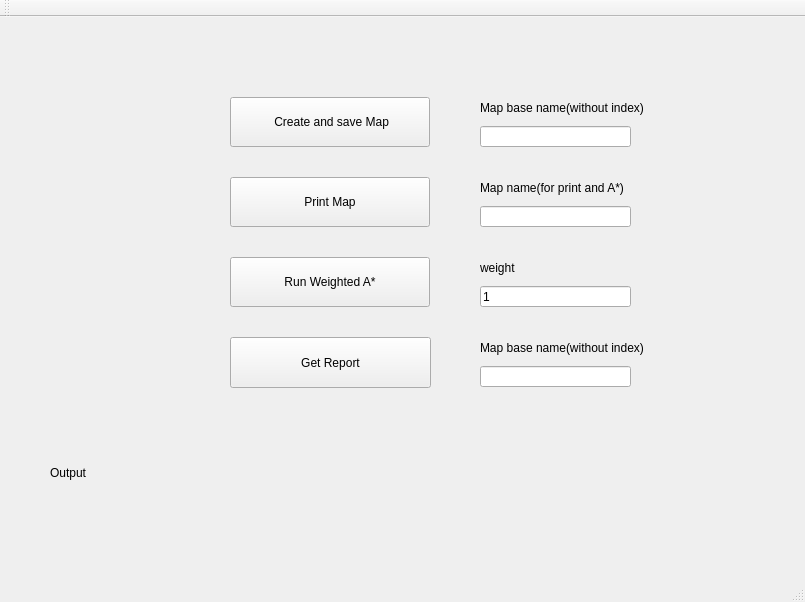
chx383141801/cs520Proj1, file Project1/mainwindow.ui: the form before one commit.
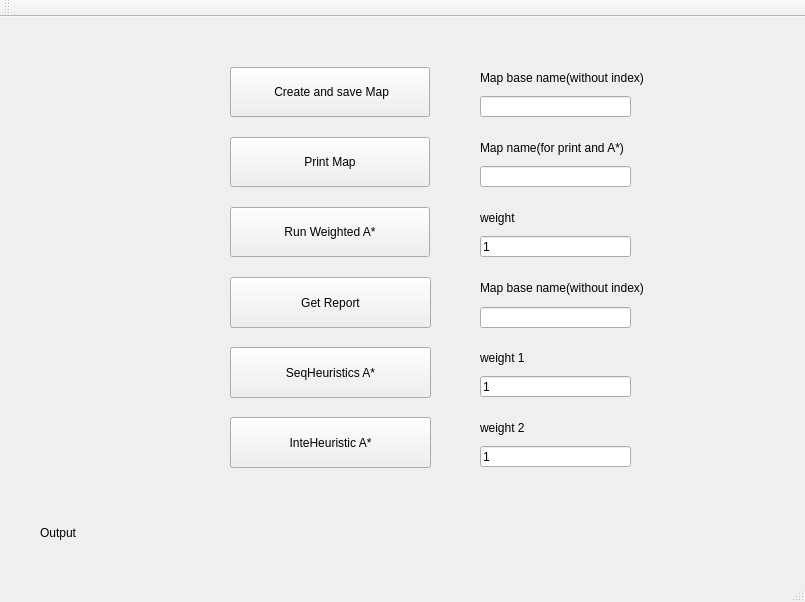
The form after the commit.

```diff
--- a/Project1/mainwindow.ui
+++ b/Project1/mainwindow.ui
@@ -24,7 +24,7 @@
     <property name="geometry">
      <rect>
       <x>230</x>
-      <y>80</y>
+      <y>50</y>
       <width>200</width>
       <height>50</height>
      </rect>
@@ -40,7 +40,7 @@
     <property name="geometry">
      <rect>
       <x>230</x>
-      <y>160</y>
+      <y>120</y>
       <width>200</width>
       <height>50</height>
      </rect>
@@ -52,10 +52,10 @@
    <widget class="QLabel" name="label">
     <property name="geometry">
      <rect>
-      <x>50</x>
-      <y>420</y>
+      <x>40</x>
+      <y>490</y>
       <width>720</width>
-      <height>71</height>
+      <height>51</height>
      </rect>
     </property>
     <property name="text">
@@ -66,7 +66,7 @@
     <property name="geometry">
      <rect>
       <x>230</x>
-      <y>240</y>
+      <y>190</y>
       <width>200</width>
       <height>50</height>
      </rect>
@@ -82,7 +82,7 @@
     <property name="geometry">
      <rect>
       <x>480</x>
-      <y>269</y>
+      <y>219</y>
       <width>151</width>
       <height>21</height>
      </rect>
@@ -95,7 +95,7 @@
     <property name="geometry">
      <rect>
       <x>480</x>
-      <y>240</y>
+      <y>190</y>
       <width>201</width>
       <height>21</height>
      </rect>
@@ -108,7 +108,7 @@
     <property name="geometry">
      <rect>
       <x>480</x>
-      <y>109</y>
+      <y>79</y>
       <width>151</width>
       <height>21</height>
      </rect>
@@ -118,7 +118,7 @@
     <property name="geometry">
      <rect>
       <x>480</x>
-      <y>80</y>
+      <y>50</y>
       <width>201</width>
       <height>21</height>
      </rect>
@@ -131,7 +131,7 @@
     <property name="geometry">
      <rect>
       <x>480</x>
-      <y>160</y>
+      <y>120</y>
       <width>151</width>
       <height>21</height>
      </rect>
@@ -144,7 +144,7 @@
     <property name="geometry">
      <rect>
       <x>480</x>
-      <y>189</y>
+      <y>149</y>
       <width>151</width>
       <height>21</height>
      </rect>
@@ -154,7 +154,7 @@
     <property name="geometry">
      <rect>
       <x>230</x>
-      <y>320</y>
+      <y>260</y>
       <width>201</width>
       <height>51</height>
      </rect>
@@ -167,7 +167,7 @@
     <property name="geometry">
      <rect>
       <x>480</x>
-      <y>320</y>
+      <y>260</y>
       <width>201</width>
       <height>21</height>
      </rect>
@@ -180,12 +180,90 @@
     <property name="geometry">
      <rect>
       <x>480</x>
-      <y>349</y>
+      <y>290</y>
       <width>151</width>
       <height>21</height>
      </rect>
     </property>
    </widget>
+   <widget class="QPushButton" name="bt_Inte_Heuristic">
+    <property name="geometry">
+     <rect>
+      <x>230</x>
+      <y>400</y>
+      <width>201</width>
+      <height>51</height>
+     </rect>
+    </property>
+    <property name="text">
+     <string>InteHeuristic A*</string>
+    </property>
+   </widget>
+   <widget class="QPushButton" name="bt_Seq_Heuristic">
+    <property name="geometry">
+     <rect>
+      <x>230</x>
+      <y>330</y>
+      <width>201</width>
+      <height>51</height>
+     </rect>
+    </property>
+    <property name="text">
+     <string>SeqHeuristics A*</string>
+    </property>
+   </widget>
+   <widget class="QLineEdit" name="le_weight_1">
+    <property name="geometry">
+     <rect>
+      <x>480</x>
+      <y>359</y>
+      <width>151</width>
+      <height>21</height>
+     </rect>
+    </property>
+    <property name="text">
+     <string>1</string>
+    </property>
+   </widget>
+   <widget class="QLineEdit" name="le_weight_2">
+    <property name="geometry">
+     <rect>
+      <x>480</x>
+      <y>429</y>
+      <width>151</width>
+      <height>21</height>
+     </rect>
+    </property>
+    <property name="text">
+     <string>1</string>
+    </property>
+   </widget>
+   <widget class="QLabel" name="label_6">
+    <property name="geometry">
+     <rect>
+      <x>480</x>
+      <y>330</y>
+      <width>201</width>
+      <height>21</height>
+     </rect>
+    </property>
+    <property name="text">
+     <string>weight 1</string>
+    </property>
+   </widget>
+   <widget class="QLabel" name="label_7">
+    <property name="geometry">
+     <rect>
+      <x>480</x>
+      <y>400</y>
+      <width>201</width>
+      <height>21</height>
+     </rect>
+    </property>
+    <property name="text">
+     <string>weight 2</string>
+    </property>
+   </widget>
   </widget>
   <widget class="QMenuBar" name="menuBar">
    <property name="geometry">
```
